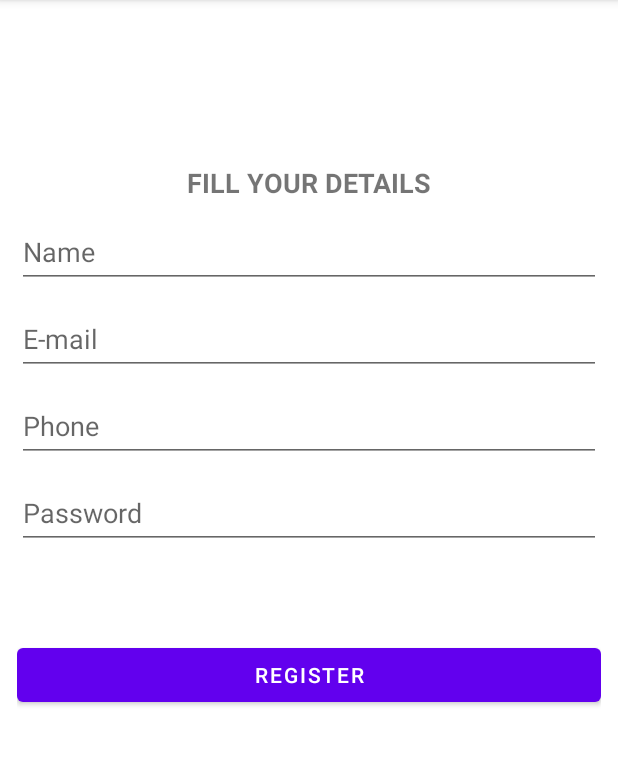
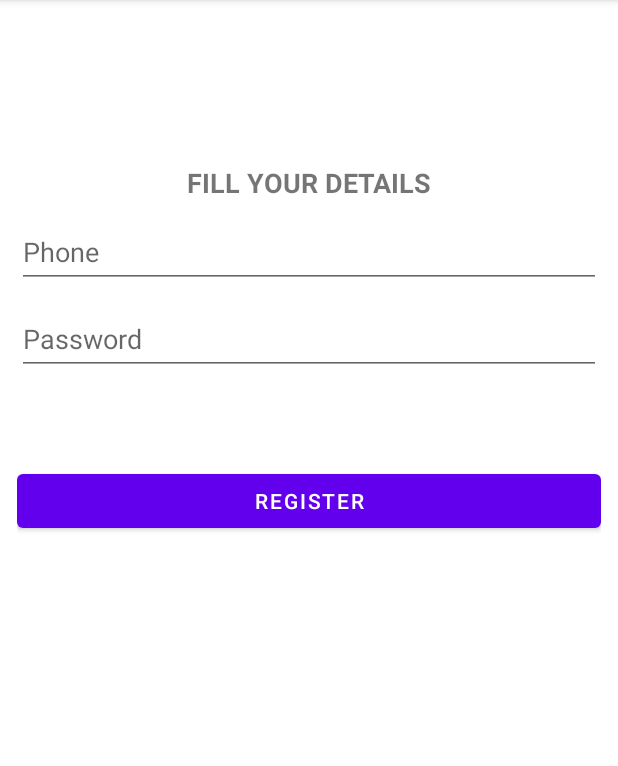
Before and after one commit to Pavan-Sai-creator/Sainik-App, an Android app: the RegistrationFragment screen opened through its navigation route, on a phone screen of 412 x 824 dp, the part 84-850 px from its top. Run offline under Robolectric (Android 15) with nearby library versions, the phone set to English and light mode, and no system bars.

Commit message:
Created Database for registration of users

```diff
--- /dev/null
+++ b/app/src/main/res/drawable/ic_add.xml
@@ -0,0 +1,5 @@
+<vector android:height="24dp" android:tint="#FFFFFF"
+    android:viewportHeight="24" android:viewportWidth="24"
+    android:width="24dp" xmlns:android="http://schemas.android.com/apk/res/android">
+    <path android:fillColor="@android:color/white" android:pathData="M19,13h-6v6h-2v-6H5v-2h6V5h2v6h6v2z"/>
+</vector>
--- a/app/src/main/res/layout/fragment_registration.xml
+++ b/app/src/main/res/layout/fragment_registration.xml
@@ -21,33 +21,33 @@
         app:layout_constraintStart_toStartOf="parent"
         app:layout_constraintTop_toTopOf="parent" />
 
-    <EditText
-        android:id="@+id/name_et"
-        android:layout_width="0dp"
-        android:layout_height="wrap_content"
-        android:layout_marginTop="10dp"
-        android:ems="10"
-        android:hint="@string/name"
-        android:inputType="textPersonName"
-        android:minHeight="48dp"
-        app:layout_constraintEnd_toEndOf="parent"
-        app:layout_constraintHorizontal_bias="0.5"
-        app:layout_constraintStart_toStartOf="parent"
-        app:layout_constraintTop_toBottomOf="@id/fill_your_dtls_tv" />
+<!--    <EditText-->
+<!--        android:id="@+id/name_et"-->
+<!--        android:layout_width="0dp"-->
+<!--        android:layout_height="wrap_content"-->
+<!--        android:layout_marginTop="10dp"-->
+<!--        android:ems="10"-->
+<!--        android:hint="@string/name"-->
+<!--        android:inputType="textPersonName"-->
+<!--        android:minHeight="48dp"-->
+<!--        app:layout_constraintEnd_toEndOf="parent"-->
+<!--        app:layout_constraintHorizontal_bias="0.5"-->
+<!--        app:layout_constraintStart_toStartOf="parent"-->
+<!--        app:layout_constraintTop_toBottomOf="@id/fill_your_dtls_tv" />-->
 
-    <EditText
-        android:id="@+id/email_for_registration_et"
-        android:layout_width="0dp"
-        android:layout_height="wrap_content"
-        android:layout_marginTop="10dp"
-        android:ems="10"
-        android:hint="@string/e_mail"
-        android:inputType="textPersonName"
-        android:minHeight="48dp"
-        app:layout_constraintEnd_toEndOf="parent"
-        app:layout_constraintHorizontal_bias="0.5"
-        app:layout_constraintStart_toStartOf="parent"
-        app:layout_constraintTop_toBottomOf="@id/name_et" />
+<!--    <EditText-->
+<!--        android:id="@+id/email_for_registration_et"-->
+<!--        android:layout_width="0dp"-->
+<!--        android:layout_height="wrap_content"-->
+<!--        android:layout_marginTop="10dp"-->
+<!--        android:ems="10"-->
+<!--        android:hint="@string/e_mail"-->
+<!--        android:inputType="text"-->
+<!--        android:minHeight="48dp"-->
+<!--        app:layout_constraintEnd_toEndOf="parent"-->
+<!--        app:layout_constraintHorizontal_bias="0.5"-->
+<!--        app:layout_constraintStart_toStartOf="parent"-->
+<!--        app:layout_constraintTop_toBottomOf="@id/name_et" />-->
 
     <EditText
         android:id="@+id/phone_no_et"
@@ -61,10 +61,10 @@
         app:layout_constraintEnd_toEndOf="parent"
         app:layout_constraintHorizontal_bias="0.5"
         app:layout_constraintStart_toStartOf="parent"
-        app:layout_constraintTop_toBottomOf="@id/email_for_registration_et" />
+        app:layout_constraintTop_toBottomOf="@id/fill_your_dtls_tv" />
 
     <EditText
-        android:id="@+id/password_no_et"
+        android:id="@+id/password_et"
         android:layout_width="0dp"
         android:layout_height="wrap_content"
         android:layout_marginTop="10dp"
@@ -86,7 +86,7 @@
         app:layout_constraintEnd_toEndOf="parent"
         app:layout_constraintHorizontal_bias="0.5"
         app:layout_constraintStart_toStartOf="parent"
-        app:layout_constraintTop_toBottomOf="@+id/password_no_et" />
+        app:layout_constraintTop_toBottomOf="@+id/password_et" />
 
 
 </androidx.constraintlayout.widget.ConstraintLayout>
--- a/app/src/main/res/navigation/nav_graph.xml
+++ b/app/src/main/res/navigation/nav_graph.xml
@@ -23,7 +23,11 @@
         android:id="@+id/registrationFragment"
         android:name="com.example.sainik.fragments.RegistrationFragment"
         android:label="fragment_registration"
-        tools:layout="@layout/fragment_registration" />
+        tools:layout="@layout/fragment_registration" >
+        <action
+            android:id="@+id/action_registrationFragment_to_loginFragment"
+            app:destination="@id/loginFragment" />
+    </fragment>
     <fragment
         android:id="@+id/eventsFragment"
         android:name="com.example.sainik.fragments.EventsFragment"
```
Also changed, not shown: app/src/main/java/com/example/sainik/MyDatabase.kt (added, +38 -0 lines), app/src/main/java/com/example/sainik/Repository.kt (added, +12 -0 lines), app/src/main/java/com/example/sainik/UserDao.kt (added, +16 -0 lines), app/src/main/java/com/example/sainik/UserData.kt (added, +11 -0 lines), app/src/main/java/com/example/sainik/UserViewModel.kt (added, +27 -0 lines), app/src/main/java/com/example/sainik/fragments/LoginFragment.kt (+23 -1 lines), app/src/main/java/com/example/sainik/fragments/RegistrationFragment.kt (+42 -3 lines), app/src/main/res/drawable/ic_my_events.xml (added, +12 -0 lines), 1 other file.
